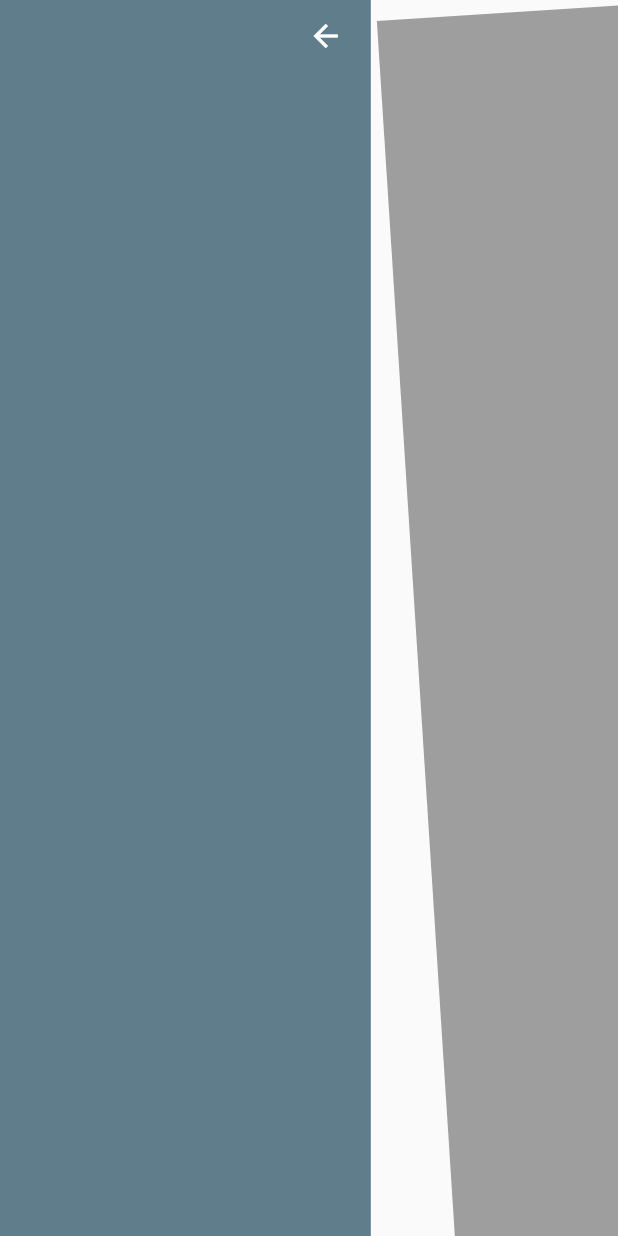
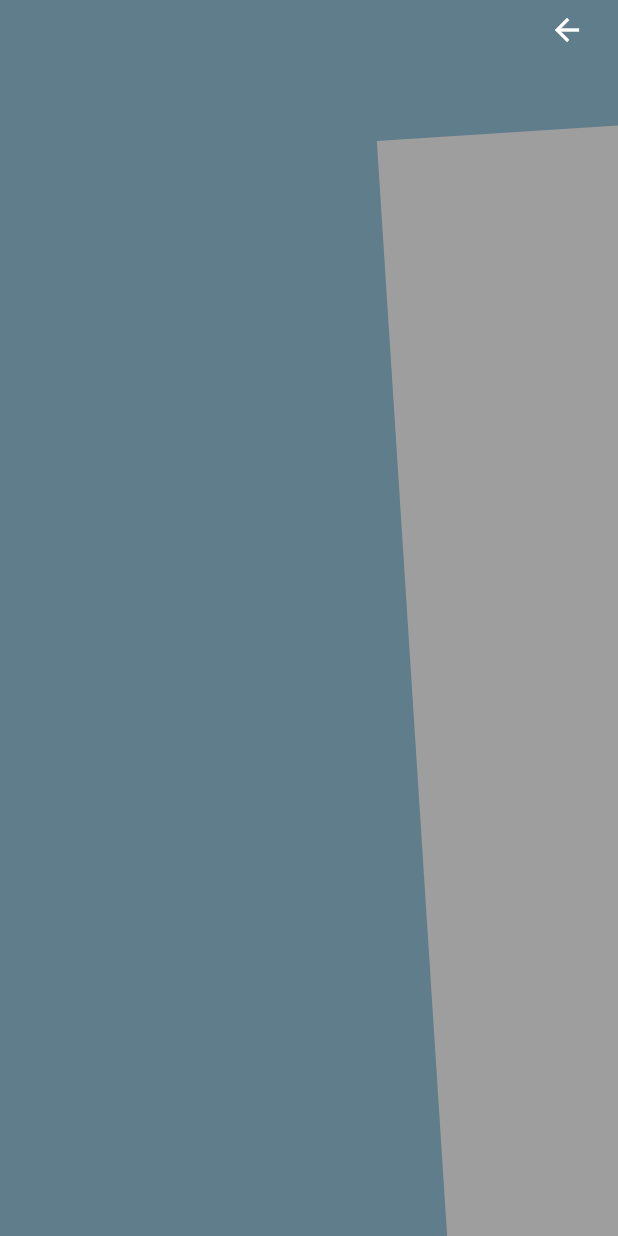
Before and after one commit to Eddie66six/flutter_slanted_drawer, a Flutter app: the screen it shows after launch, after a tap on the "arrow forward" icon, on a phone screen of 412 x 824 dp. Run offline on Flutter 3.47's test engine with Material 2 defaults, Android fonts, the phone set to English and light mode, and no system bars.

Commit message:
melhoria para deixar o drawer na tela inteira

```diff
--- a/lib/main.dart
+++ b/lib/main.dart
@@ -33,7 +33,8 @@ class _MyHomePageState extends State<MyHomePage> with SingleTickerProviderStateM
   bool isOpend = false;
   late AnimationController controller;
   Animation<double>? rotate;
-  Animation<double>? pageMargin;
+  Animation<double>? pageLeftMargin;
+  Animation<double>? pageTopMargin;
   Animation<double>? drawerMargin;
   Animation<double>? arrowMargin;
 
@@ -56,15 +57,17 @@ class _MyHomePageState extends State<MyHomePage> with SingleTickerProviderStateM
   @override
   Widget build(BuildContext context) {
     var size = MediaQuery.of(context).size;
-    var drawerWidth = size.width*0.6;
+    var drawerWidth = size.width;
     if(rotate == null){
       rotate = Tween<double>(begin: 1.0, end: 0.98).animate(controller);
-      pageMargin = Tween<double>(begin: 0.0, end: 1.0).animate(controller);
+      pageLeftMargin = Tween<double>(begin: 0.0, end: 1.0).animate(controller);
+      pageTopMargin = Tween<double>(begin: 0.0, end: 80).animate(controller);
       drawerMargin = Tween<double>(begin: -drawerWidth, end: 0.0).animate(controller);
       arrowMargin = Tween<double>(begin: 0, end: drawerWidth-54).animate(controller);
     }
     return SafeArea(
       child: Scaffold(
+        backgroundColor: Colors.blueGrey,
         body: SizedBox(
           width: size.width,
           height: size.height,
@@ -78,8 +81,8 @@ class _MyHomePageState extends State<MyHomePage> with SingleTickerProviderStateM
               ),
               //page/body
               Positioned(
-                top: 0,
-                left: (drawerWidth + 30) * pageMargin!.value,
+                top: pageTopMargin!.value,
+                left: (drawerWidth * 0.6 + 30) * pageLeftMargin!.value,
                 child: Transform.rotate(
                   angle: -pi / rotate!.value,
                   child: Container(
@@ -93,9 +96,12 @@ class _MyHomePageState extends State<MyHomePage> with SingleTickerProviderStateM
               Positioned(
                 top: 0,
                 left: arrowMargin!.value,
-                child: IconButton(
-                  icon: Icon(isOpend ? Icons.arrow_back : Icons.arrow_forward, color: Colors.white),
-                  onPressed: (){
+                child: GestureDetector(
+                  child: Padding(
+                    padding: const EdgeInsets.all(8.0),
+                    child: Icon(isOpend ? Icons.arrow_back : Icons.arrow_forward, color: Colors.white),
+                  ),
+                  onTap: (){
                     setState(() {
                       isOpend = !isOpend;
                       if(isOpend){
```
